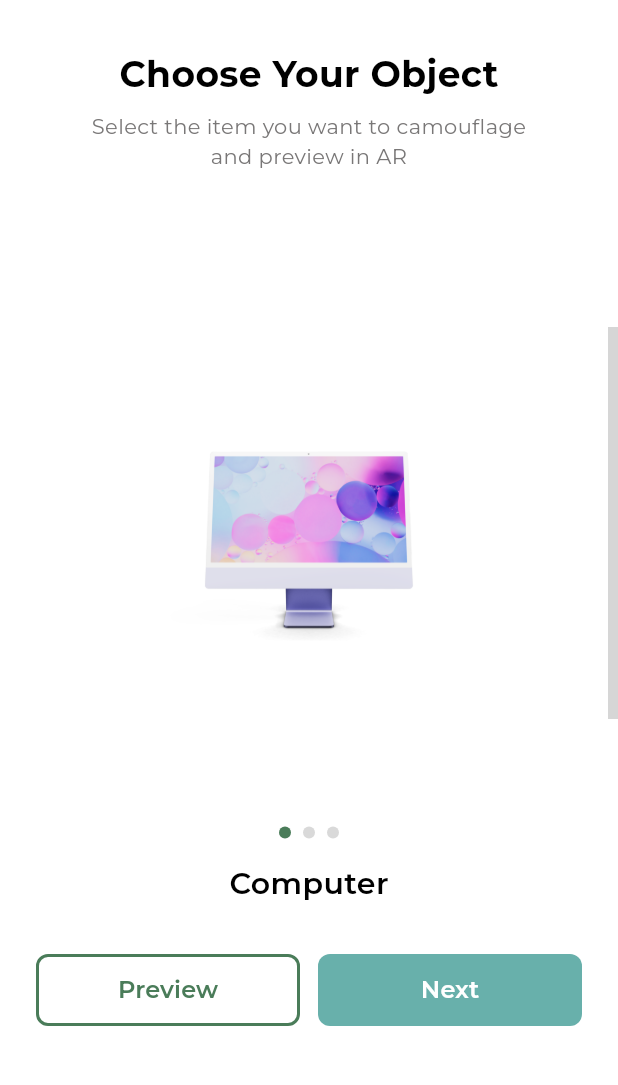
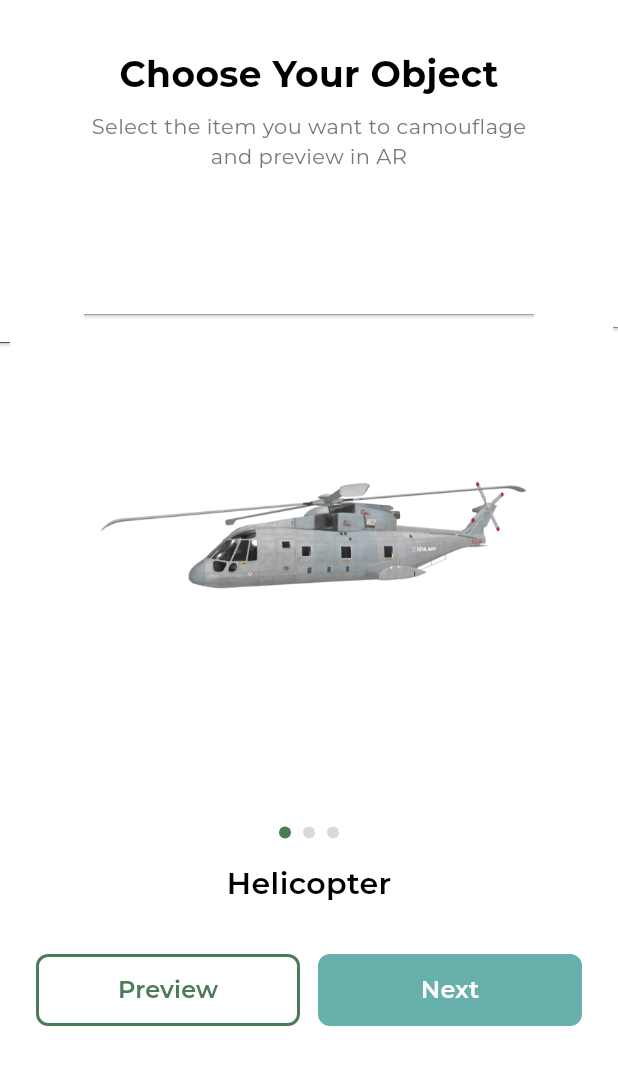
Before and after one commit to DNeilson67/CamoCam, a Flutter app: the ArChooseModelScreen screen opened directly, on a phone screen of 412 x 824 dp, the part 84-1169 px from its top. Run offline on Flutter 3.47's test engine with Material 3 defaults, Android fonts, the light colour scheme and no system bars; drawn by our look-alikes of carousel_slider; our stand-ins replace animated_bottom_navigation_bar, cached_network_image, google_fonts, google_sign_in, image_picker, supabase_flutter; missing offline and left inert: model_viewer_plus; accounts and stored records are empty; grey boxes are pictures that could not be loaded.

Commit message:
Refactor code structure for improved readability and maintainability

```diff
--- a/lib/screens/ar/ar_choose_model_screen.dart
+++ b/lib/screens/ar/ar_choose_model_screen.dart
@@ -2,6 +2,7 @@ import 'package:flutter/material.dart';
 import 'package:google_fonts/google_fonts.dart';
 import 'package:carousel_slider/carousel_slider.dart';
 import 'ar_choose_pattern_screen.dart';
+import '../profile/model_viewer_screen.dart';
 
 class ArChooseModelScreen extends StatefulWidget {
   const ArChooseModelScreen({super.key});
@@ -15,16 +16,19 @@ class _ArChooseModelScreenState extends State<ArChooseModelScreen> {
 
   final List<ModelItem> _models = [
     ModelItem(
-      name: 'Computer',
-      imagePath: 'assets/images/computer.png',
+      name: 'Helicopter',
+      imagePath: 'assets/objects/models/helicopter/helicopter.png',
+      modelPath: 'assets/objects/models/helicopter/helicopter.glb',
     ),
     ModelItem(
-      name: 'Phone',
-      imagePath: 'assets/images/phone.png',
+      name: 'Jeep',
+      imagePath: 'assets/objects/models/jeep/jeep.png',
+      modelPath: 'assets/objects/models/jeep/jeep.glb',
     ),
     ModelItem(
-      name: 'Tablet',
-      imagePath: 'assets/images/tablet.png',
+      name: 'Tank',
+      imagePath: 'assets/objects/models/tank/tank.png',
+      modelPath: 'assets/objects/models/tank/tank.glb',
     ),
   ];
 
@@ -143,13 +147,13 @@ class _ArChooseModelScreenState extends State<ArChooseModelScreen> {
                         height: 48,
                         child: OutlinedButton(
                           onPressed: () {
-                            ScaffoldMessenger.of(context).showSnackBar(
-                              SnackBar(
-                                content: Text(
-                                  'Preview ${_models[_currentIndex].name}',
-                                  style: GoogleFonts.montserrat(),
+                            Navigator.push(
+                              context,
+                              MaterialPageRoute(
+                                builder: (_) => ModelViewerScreen(
+                                  modelName: _models[_currentIndex].name,
+                                  modelUrl: _models[_currentIndex].modelPath,
                                 ),
-                                duration: const Duration(seconds: 1),
                               ),
                             );
                           },
@@ -221,6 +225,11 @@ class _ArChooseModelScreenState extends State<ArChooseModelScreen> {
 class ModelItem {
   final String name;
   final String imagePath;
+  final String modelPath;
 
-  ModelItem({required this.name, required this.imagePath});
+  ModelItem({
+    required this.name,
+    required this.imagePath,
+    required this.modelPath,
+  });
 }
--- a/pubspec.yaml
+++ b/pubspec.yaml
@@ -31,3 +31,6 @@ flutter:
     - assets/images/
     - assets/icons/
     - assets/models/
+    - assets/objects/models/helicopter/
+    - assets/objects/models/jeep/
+    - assets/objects/models/tank/
```
Also changed, not shown: lib/main.dart (+8 -1 lines), lib/screens/profile/model_viewer_screen.dart (+9 -4 lines), lib/services/auth/auth_services.dart (+2 -10 lines), assets/objects/models/helicopter/helicopter.png (added), assets/objects/models/jeep/jeep.png (added), assets/objects/models/tank/tank.png (added), pubspec.lock, 3 other files.
